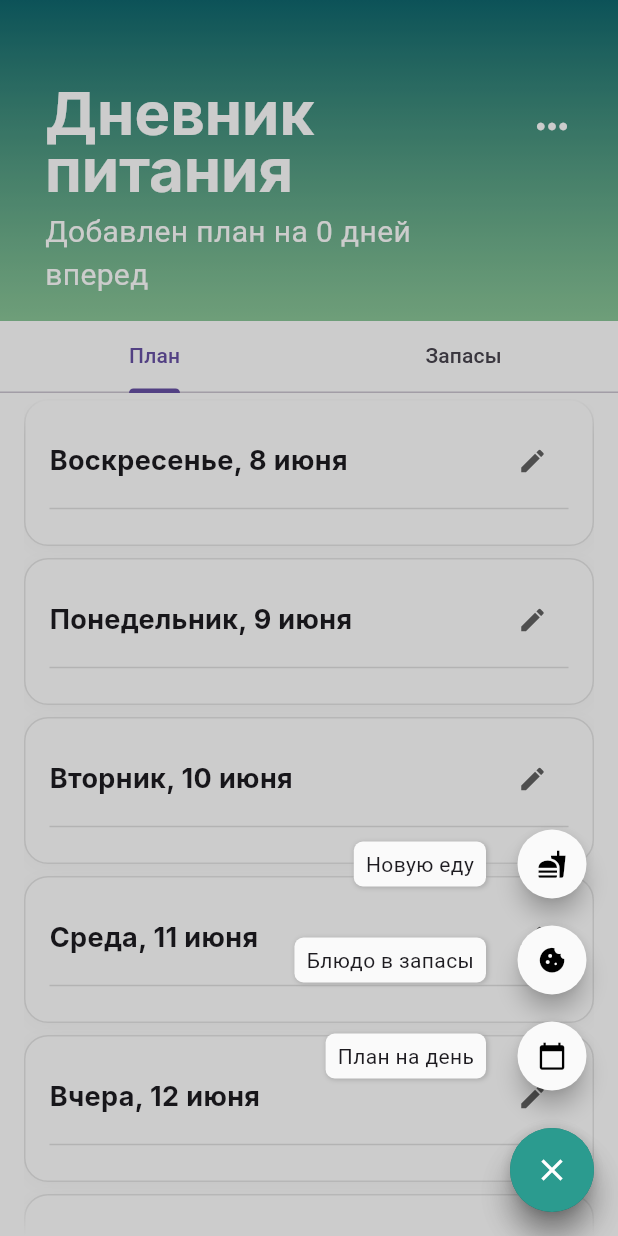
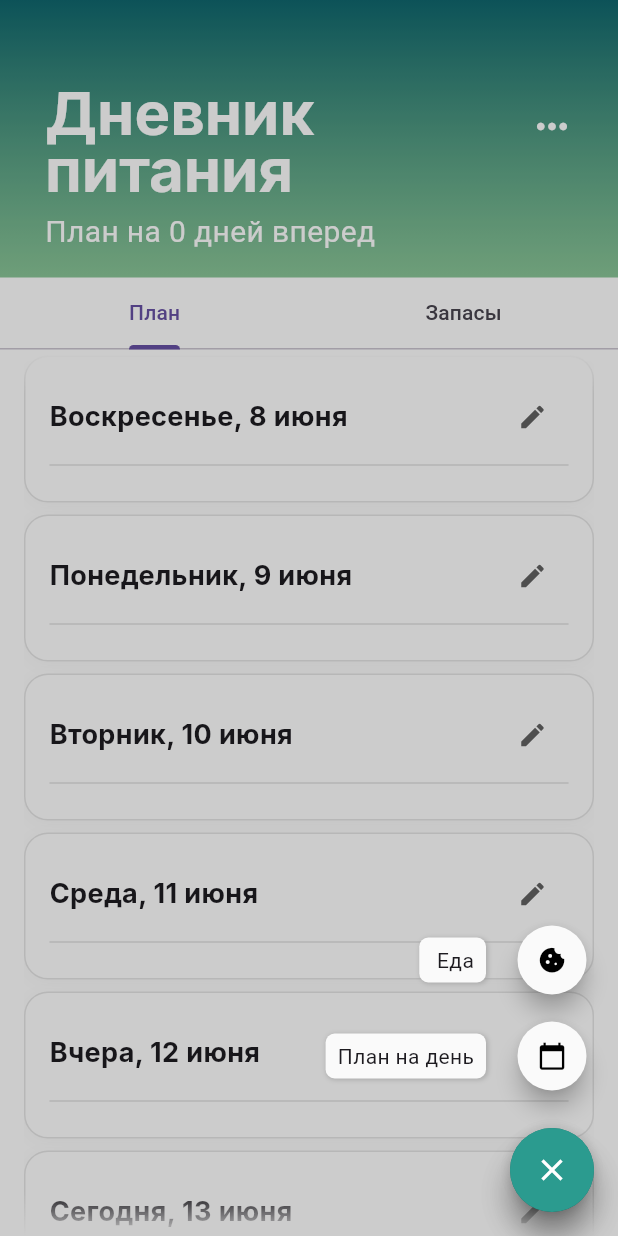
Before and after one commit to nadnik13/menu-planner, a Flutter app: the screen it shows after launch, after a tap on the "add" icon, on a phone screen of 412 x 824 dp. Run offline on Flutter 3.47's test engine with Material 3 defaults, Android fonts, the phone set to English and light mode, and no system bars; drawn by our look-alikes of flutter_speed_dial; our stand-ins replace flutter_riverpod, google_fonts, hive, hive_flutter, logger; accounts and stored records are empty; generated files the repository leaves out were written again.

Commit message:
Переписана навигация через  Navigator.pushNamed Изменена item в выпадающем экране при добавлении Добавлена сортировку по статусу запаса

```diff
--- /dev/null
+++ b/lib/core/navigation/app_routes.dart
@@ -0,0 +1,7 @@
+
+
+class AppRoutes{
+  static const dailyPlan = '/dailyPlan';
+  static const dailyPlanEditor = '/dailyPlanEditor';
+  static const dishTemplates = '/dishTemplates';
+}
--- a/lib/main.dart
+++ b/lib/main.dart
@@ -1,5 +1,9 @@
 import 'package:flutter/material.dart';
 import 'package:flutter_riverpod/flutter_riverpod.dart';
+import 'package:my_recipe_app/core/navigation/app_routes.dart';
+import 'package:my_recipe_app/screens/daily_plan/daily_plan_editor.dart';
+import 'package:my_recipe_app/screens/daily_plan/daily_plan_screen.dart';
+import 'package:my_recipe_app/screens/dish_template/dish_template_screen.dart';
 import 'package:my_recipe_app/screens/startup_screen.dart';
 
 import 'core/extensions/app_initializer.dart';
@@ -19,11 +23,32 @@ class MyApp extends StatelessWidget {
   @override
   Widget build(BuildContext context) {
     return MaterialApp(
+      initialRoute: AppRoutes.dailyPlan,
+      onGenerateRoute: (settings) {
+        switch (settings.name) {
+          case AppRoutes.dailyPlan:
+            return MaterialPageRoute(
+              builder: (_) => const DailyPlanScreen(),
+              settings: settings,
+            );
+          case AppRoutes.dailyPlanEditor:
+            final date = settings.arguments as DateTime?;
+            return MaterialPageRoute(
+              builder: (_) => PlanEditor(date: date),
+              settings: settings,
+            );
+          case AppRoutes.dishTemplates:
+            return MaterialPageRoute(builder: (_) => DishTemplateScreen(),
+            settings: settings);
+        }
+        return null;
+      },
       theme: ThemeData(
         floatingActionButtonTheme: FloatingActionButtonThemeData(
-        backgroundColor: Colors.tealAccent, // или любой другой основной цвет
-        shape: const CircleBorder(),  // 👈 Возвращает стандартную круглую форму
-    ),
+          backgroundColor: Colors.tealAccent, // или любой другой основной цвет
+          shape:
+              const CircleBorder(), // 👈 Возвращает стандартную круглую форму
+        ),
       ),
       home: const StartupScreen(),
     );
--- a/lib/models/dish_stock/dish_stock.dart
+++ b/lib/models/dish_stock/dish_stock.dart
@@ -16,7 +16,7 @@ class DishStock {
   final String title;
 
   @HiveField(2)
-  final String? recipeId;
+  final String? templateId;
 
   @HiveField(3)
   final int addedCntPortion;
@@ -30,7 +30,7 @@ class DishStock {
   DishStock(
     this.id,
     this.title,
-    this.recipeId,
+    this.templateId,
     this.addedCntPortion,
     this.usedCntPortion,
       this.status,
@@ -48,7 +48,7 @@ class DishStock {
     return DishStock(
       id,
       title,
-      recipeId,
+      templateId,
       addedCntPortion ?? this.addedCntPortion,
       usedCntPortion ?? this.usedCntPortion,
       status ?? this.status,
--- a/lib/models/dish_stock/dish_stock_status_types.dart
+++ b/lib/models/dish_stock/dish_stock_status_types.dart
@@ -7,6 +7,7 @@ enum DishStockStatusType {
   added('Добавлено', Colors.white),
   bought('Купленно', Colors.white),
   ready('Готово к употреблению', Color(0x3314BF1B));
+
   final String label;
   final Color color;
 
--- a/lib/providers/dish_stock/dish_stock_interactor.dart
+++ b/lib/providers/dish_stock/dish_stock_interactor.dart
@@ -61,7 +61,7 @@ class DishStockInteractor {
     final stock = notifier.getByKey(key);
     if (stock == null ||  status == null) return;
     final updatedStock = stock.copyWith(status: status);
-    logger.d('updateStatus ${updatedStock.title} ${updatedStock.status}');
+    logger.d('updateStatus ${updatedStock.id} ${updatedStock.title} ${updatedStock.status}');
     await repo.addOrReplace(updatedStock);
     notifier.addOrReplace(updatedStock);
   }
--- a/lib/providers/expandable_fab_interactor.dart
+++ b/lib/providers/expandable_fab_interactor.dart
@@ -1,37 +1,48 @@
 import 'package:flutter/cupertino.dart';
 import 'package:flutter/material.dart';
+import 'package:my_recipe_app/core/navigation/app_routes.dart';
 import 'package:my_recipe_app/widgets/expandable_fab.dart';
 
-import '../screens/daily_plan/daily_plan_editor.dart';
 import '../screens/dish_template/dish_template_editor.dart';
-import '../screens/dish_template/dish_template_screen.dart';
 
 class ExpandableFabInteractor {
   static void _navigateToPlanEditor(DateTime? date, BuildContext context) {
-    Navigator.push(
-      context,
-      MaterialPageRoute(builder: (_) => PlanEditor(date: date)),
-    );
+    Navigator.pushNamed(context, AppRoutes.dailyPlanEditor, arguments: date);
   }
 
   static void _navigateToDishTemplateScreen(BuildContext context) {
-    Navigator.push(
-      context,
-      MaterialPageRoute(builder: (_) => const DishTemplateScreen()),
+    Navigator.pushNamed(
+        context,
+        AppRoutes.dishTemplates
     );
   }
 
   static void _navigateToTemplateEditorScreen(BuildContext context) {
-    Navigator.push(
-      context,
-      MaterialPageRoute(builder: (_) => const DishTemplateScreen()),
+    if (ModalRoute
+        .of(context)
+        ?.settings
+        .name != AppRoutes.dishTemplates) {
+      Navigator.pushNamed(context, AppRoutes.dishTemplates);
+    }
+    showDialog(
+      context: context,
+      builder: (_) => DishTemplateEditor(template: null),
     );
-    showDialog(context: context, builder: (_) => DishTemplateEditor(template: null));
   }
 
-  static getExpandableFab(BuildContext context) => ExpandableFab(
-    onAddDay: () => _navigateToPlanEditor(null, context),
-    onAddDish: () => _navigateToDishTemplateScreen(context),
-    onAddTemplate: () => _navigateToTemplateEditorScreen(context),
-  );
+  static getExpandableFab({required int type, required BuildContext context}) {
+    switch (type) {
+      case 1:
+        return ExpandableFab(
+          icons: [const Icon(Icons.calendar_today), const Icon(Icons.cookie),],
+          labels: ['План на день', ' Еда'],
+          callbacks: [
+                () => _navigateToPlanEditor(null, context),
+                () => _navigateToDishTemplateScreen(context)
+          ]);
+      case 2:
+        return ExpandableFab(icons: [const Icon(Icons.fastfood)], labels: ['Добавить еду',], callbacks: [() => _navigateToTemplateEditorScreen(context),]);
+      default: return ExpandableFab(icons: [], labels: [], callbacks: []);
+    }
+  }
 }
--- a/lib/screens/daily_plan/daily_plan_screen.dart
+++ b/lib/screens/daily_plan/daily_plan_screen.dart
@@ -60,7 +60,7 @@ class _DailyPlanScreenState extends ConsumerState<DailyPlanScreen>
           ),
         ],
       ),
-      floatingActionButton: ExpandableFabInteractor.getExpandableFab(context),
+      floatingActionButton: ExpandableFabInteractor.getExpandableFab(type:1, context: context),
     );
   }
 }
--- a/lib/screens/dish_template/dish_template_screen.dart
+++ b/lib/screens/dish_template/dish_template_screen.dart
@@ -111,7 +111,7 @@ class _DishTemplateScreenState extends ConsumerState<DishTemplateScreen> {
         ),
       ),
 
-      floatingActionButton: ExpandableFabInteractor.getExpandableFab(context),
+      floatingActionButton: ExpandableFabInteractor.getExpandableFab(type:2, context: context),
     );
   }
 }
--- a/lib/screens/statusDropButton.dart
+++ b/lib/screens/statusDropButton.dart
@@ -28,14 +28,15 @@ class _StatusDropButtonState extends ConsumerState<StatusDropButton>{
 
   @override
   void didUpdateWidget(covariant StatusDropButton oldWidget) {
+
     super.didUpdateWidget(oldWidget);
+    logger.d("didUpdateWidget ${oldWidget.key}, ${oldWidget.mealId} ${oldWidget.status} ${widget.status} ");
 
     // Обновляем статус, если он изменился снаружи
     if (widget.status != oldWidget.status) {
       selectedStatus = widget.status;
     }
   }
-
   @override
   Widget build(BuildContext context) {
     logger.d("_MyMealListState build ${widget.status.label}");
--- a/lib/widgets/daily_plan_appbar.dart
+++ b/lib/widgets/daily_plan_appbar.dart
@@ -31,7 +31,7 @@ class DailyPlanAppBar extends ConsumerWidget {
     }
     String statisticText = '';
     if (tabIndex == 0) {
-      statisticText = 'Добавлен план на ${pluralizeDay(cntPlans)} вперед';
+      statisticText = 'План на ${pluralizeDay(cntPlans)} вперед';
     } else {
       statisticText = 'Доступно ${pluralizePortion(cntPortion)} для плана';
     }
--- a/lib/widgets/expandable_fab.dart
+++ b/lib/widgets/expandable_fab.dart
@@ -120,19 +120,35 @@ import 'package:flutter/material.dart';
 import 'package:flutter_speed_dial/flutter_speed_dial.dart';
 
 class ExpandableFab extends StatelessWidget {
-  final VoidCallback? onAddDay;
-  final VoidCallback? onAddDish;
-  final VoidCallback? onAddTemplate;
+  final List<Icon> icons;
+  final List<String> labels;
+  final List<VoidCallback> callbacks;
+
+  // final VoidCallback? onAddDay;
+  // final VoidCallback? onAddDish;
+  // final VoidCallback? onAddTemplate;
 
   const ExpandableFab({
     super.key,
-    this.onAddDay,
-    this.onAddDish,
-    this.onAddTemplate,
+    required this.icons,
+    required this.labels,
+    required this.callbacks,
   });
 
   @override
   Widget build(BuildContext context) {
+    if (icons.length != labels.length && icons.length != callbacks.length) {
+      throw Exception('ExpandableFab arguments have wrong length');
+    }
+    final n = icons.length;
+    final items = List.generate(
+      n,
+      (i) => SpeedDialChild(
+        child: icons[i],
+        label: labels[i],
+        onTap: callbacks[i],
+      ),
+    );
     return SpeedDial(
       icon: Icons.add,
       activeIcon: Icons.close,
@@ -145,23 +161,23 @@ class ExpandableFab extends StatelessWidget {
       elevation: 8,
       shape: const CircleBorder(),
 
-      children: [
-        SpeedDialChild(
-          child: const Icon(Icons.calendar_today),
-          label: 'План на день',
-          onTap: onAddDay,
-        ),
-        SpeedDialChild(
-          child: const Icon(Icons.cookie),
-          label: 'Блюдо в запасы',
-          onTap: onAddDish,
-        ),
-        SpeedDialChild(
-          child: const Icon(Icons.fastfood),
-          label: 'Новую еду',
-          onTap: onAddTemplate,
-        ),
-      ],
+      children: items
+        // SpeedDialChild(
+        //   child: const Icon(Icons.calendar_today),
+        //   label: 'План на день',
+        //   onTap: onAddDay,
+        // ),
+        // SpeedDialChild(
+        //   child: const Icon(Icons.cookie),
+        //   label: 'Блюдо в запасы',
+        //   onTap: onAddDish,
+        // ),
+        // SpeedDialChild(
+        //   child: const Icon(Icons.fastfood),
+        //   label: 'Новую еду',
+        //   onTap: onAddTemplate,
+        // ),
+      ,
     );
   }
 }
```
Also changed, not shown: lib/providers/dish_stock/dish_stock_provider.dart (+15 -5 lines), lib/widgets/day_list.dart (+9 -18 lines), lib/widgets/dish_list.dart (+12 -9 lines), lib/widgets/plan_editing_widget.dart (+17 -11 lines), 1 other file.
